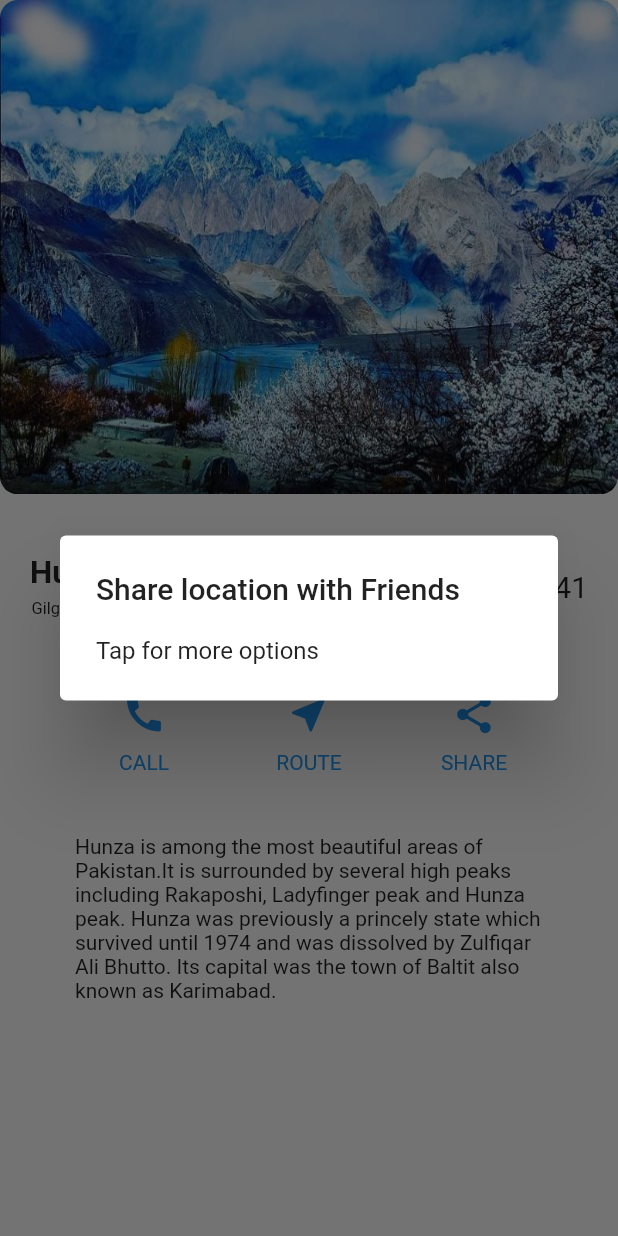
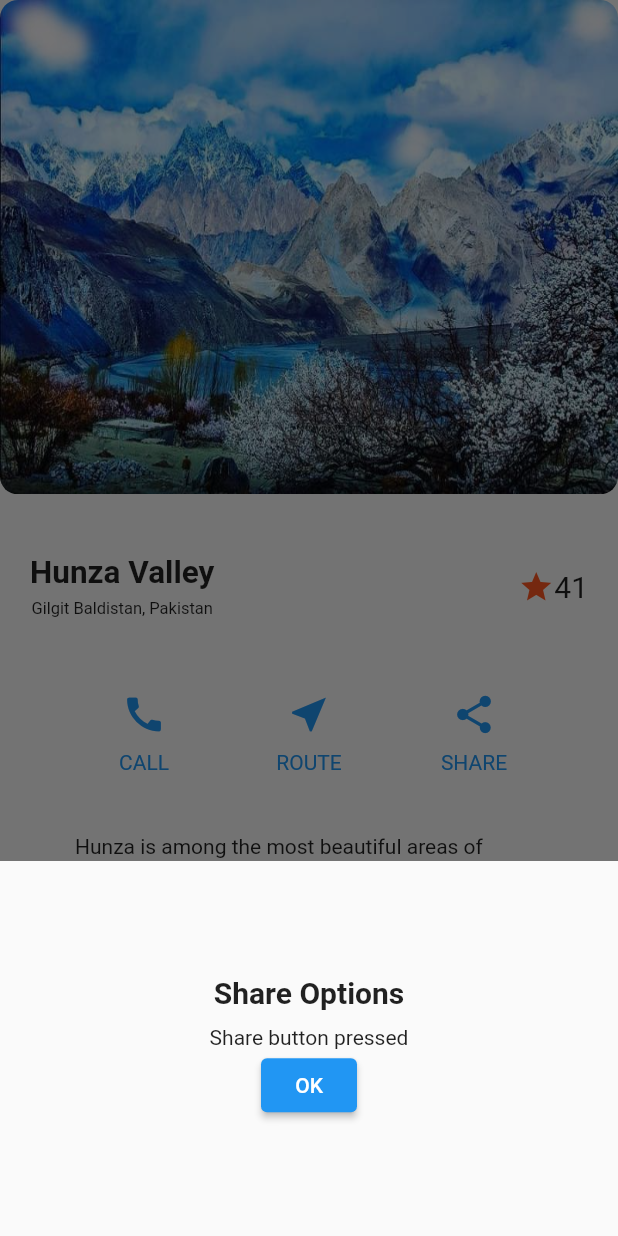
Before and after one commit to MoosaBukhari/fluttertask, a Flutter app: the screen it shows after launch, after a tap on the "share" icon, on a phone screen of 412 x 824 dp. Run offline on Flutter 3.47's test engine with Material 2 defaults, Android fonts, the phone set to English and light mode, and no system bars; Roboto replaces fonts that are missing (STIX_Two_Text).

Commit message:
Update main.dart

```diff
--- a/lib/main.dart
+++ b/lib/main.dart
@@ -126,13 +126,13 @@ class _MyHomePageState extends State<MyHomePage> {
                           showDialog(
                               context: context,
                               builder: (BuildContext context) {
-                                return SimpleDialog(
-                                  title: Text('Route Direction'),
-                                  children: [
-                                    SimpleDialogOption(
-                                      onPressed: () =>
-                                          Navigator.pop(context,' '),
-                                      child: Text('Tap again for the Directions'),
+                                return AlertDialog(
+                                  title: Text('Alert Dialog'),
+                                  content: Text('Route button pressed.'),
+                                  actions: [
+                                    TextButton(
+                                      onPressed: () => Navigator.pop(context, 'OK'),
+                                      child: Text('OK'),
                                     ),
                                   ],
                                 );
@@ -159,18 +159,29 @@ class _MyHomePageState extends State<MyHomePage> {
                     children: [
                       IconButton(
                         onPressed: () {
-                          showDialog(
+                          showModalBottomSheet(
                               context: context,
                               builder: (BuildContext context) {
-                                return SimpleDialog(
-                                  title: Text('Share location with Friends'),
-                                  children: [
-                                    SimpleDialogOption(
-                                      onPressed: () =>
-                                          Navigator.pop(context,' '),
-                                      child: Text('Tap for more options'),
-                                    ),
-                                  ],
+                                return Container(
+                                  height: 250,
+                                  padding: const EdgeInsets.only(left: 0.0,right: 0.0),
+                                  child: Column(
+                                    mainAxisAlignment: MainAxisAlignment.center,
+                                    children: [
+                                      Text('Share Options',
+                                      style: TextStyle(
+                                        fontSize: 20,
+                                        fontWeight: FontWeight.bold,
+                                      ),
+                                      ),
+                                  SizedBox(height: 10,),
+                                  Text('Share button pressed'),
+                                  ElevatedButton(
+                                    onPressed: () => Navigator.pop(context),
+                                    child: Text('OK'),
+                                  ),
+                                    ],
+                                  ),
                                 );
                               }
                           );
```
